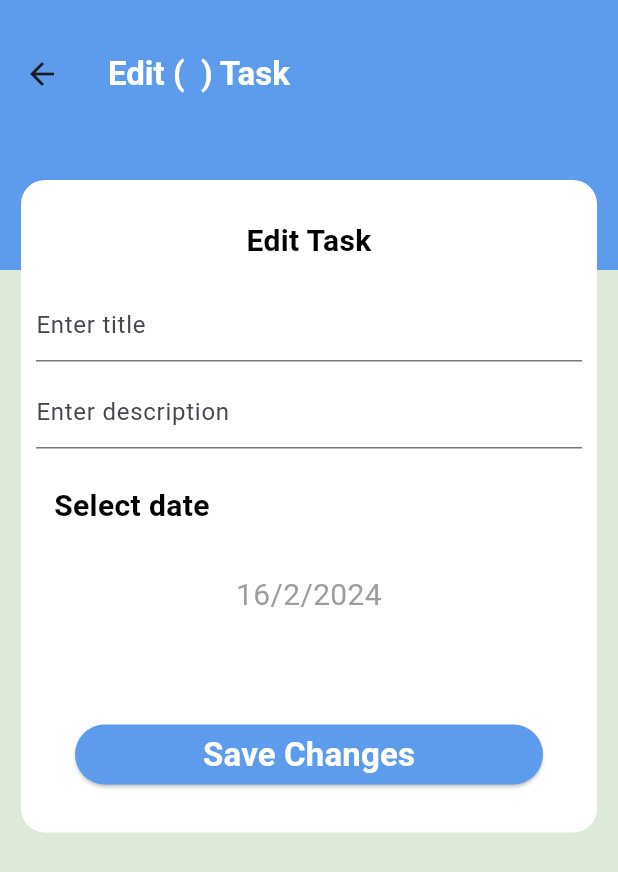
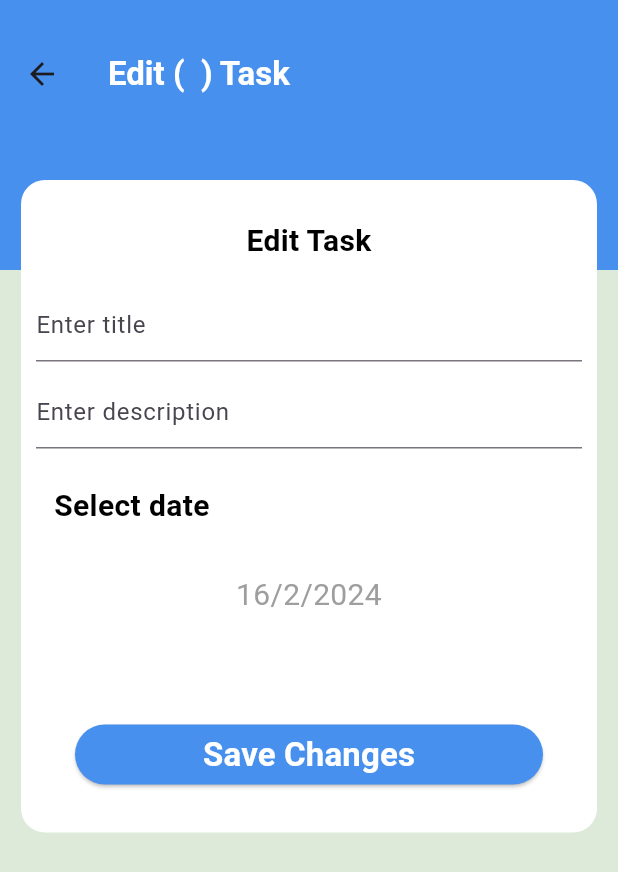
Before and after one commit to yahyaabdulaziz/todo, a Flutter app: the EditScreen screen opened directly with empty values, on a phone screen of 412 x 824 dp. Shown: the top 872 px of the screen. Run offline on Flutter 3.47's test engine with Material 3 defaults, Android fonts, the phone set to English and light mode, and no system bars; our stand-ins replace calendar_timeline, cloud_firestore, firebase_auth, firebase_core, flutter_slidable; accounts and stored records are empty.

Commit message:
Updating Todos App without settingScreen

```diff
--- a/analysis_options.yaml
+++ b/analysis_options.yaml
@@ -21,8 +21,8 @@ linter:
   # `// ignore_for_file: name_of_lint` syntax on the line or in the file
   # producing the lint.
   rules:
-    # avoid_print: false  # Uncomment to disable the `avoid_print` rule
-    # prefer_single_quotes: true  # Uncomment to enable the `prefer_single_quotes` rule
+  # avoid_print: false  # Uncomment to disable the `avoid_print` rule
+  # prefer_single_quotes: true  # Uncomment to enable the `prefer_single_quotes` rule
 
 # Additional information about this file can be found at
 # https://dart.dev/guides/language/analysis-options
--- a/lib/main.dart
+++ b/lib/main.dart
@@ -1,4 +1,5 @@
 import 'package:cloud_firestore/cloud_firestore.dart';
+import 'package:firebase_core/firebase_core.dart';
 import 'package:flutter/material.dart';
 import 'package:provider/provider.dart';
 import 'package:todo/ui/providers/list_provider.dart';
@@ -7,7 +8,6 @@ import 'package:todo/ui/screens/auth/register/register_screen.dart';
 import 'package:todo/ui/screens/home/home_screen.dart';
 import 'package:todo/ui/screens/splash/splash_screen.dart';
 import 'package:todo/ui/utilities/app_theme.dart';
-import 'package:firebase_core/firebase_core.dart';
 
 import 'ui/screens/edit/edit_screen.dart';
 
@@ -15,7 +15,7 @@ void main() async {
   WidgetsFlutterBinding.ensureInitialized();
   await Firebase.initializeApp();
   FirebaseFirestore.instance.settings =
-      Settings(cacheSizeBytes: Settings.CACHE_SIZE_UNLIMITED);
+      const Settings(cacheSizeBytes: Settings.CACHE_SIZE_UNLIMITED);
 
   /// to enable network with firestore
   //await FirebaseFirestore.instance.disableNetwork();
@@ -33,6 +33,7 @@ class MyApp extends StatelessWidget {
   @override
   Widget build(BuildContext context) {
     return MaterialApp(
+      debugShowCheckedModeBanner: false,
       theme: AppTheme.lightTheme,
       routes: {
         SplashScreen.routeName: (_) => SplashScreen(),
--- a/lib/ui/screens/edit/edit_screen.dart
+++ b/lib/ui/screens/edit/edit_screen.dart
@@ -5,8 +5,6 @@ import 'package:todo/ui/providers/list_provider.dart';
 import 'package:todo/ui/screens/home/home_screen.dart';
 import 'package:todo/ui/utilities/app_colors.dart';
 import 'package:todo/ui/utilities/app_theme.dart';
-
-import '../widget/my_text_field.dart';
 
 class EditScreen extends StatefulWidget {
   static const String routeName = "editTaskScreen";
@@ -31,7 +29,7 @@ class _EditScreenState extends State<EditScreen> {
           Column(
             children: [
               AppBar(
-                flexibleSpace: SizedBox(height: 180),
+                flexibleSpace: const SizedBox(height: 180),
                 backgroundColor: AppColors.primary,
                 toolbarHeight: MediaQuery.of(context).size.height * .12,
                 title: Text(
@@ -42,8 +40,8 @@ class _EditScreenState extends State<EditScreen> {
             ],
           ),
           Container(
-              margin: EdgeInsets.only(top: 120, left: 14, right: 14),
-              padding: EdgeInsets.symmetric(vertical: 10, horizontal: 10),
+              margin: const EdgeInsets.only(top: 120, left: 14, right: 14),
+              padding: const EdgeInsets.symmetric(vertical: 10, horizontal: 10),
               decoration: BoxDecoration(
                 borderRadius: BorderRadius.circular(16),
                 color: Colors.white,
@@ -66,7 +64,8 @@ class _EditScreenState extends State<EditScreen> {
                     ),
                     TextFormField(
                       initialValue: model.title,
-                      decoration: InputDecoration(hintText: "Enter title "),
+                      decoration:
+                          const InputDecoration(hintText: "Enter title "),
                       onChanged: (value) {
                         model.title = value;
                       },
@@ -80,13 +79,13 @@ class _EditScreenState extends State<EditScreen> {
                         model.description = value;
                       },
                       decoration:
-                          InputDecoration(hintText: "Enter description "),
+                          const InputDecoration(hintText: "Enter description "),
                     ),
                     const SizedBox(
                       height: 24,
                     ),
                     Container(
-                      margin: EdgeInsets.only(left: 12),
+                      margin: const EdgeInsets.only(left: 12),
                       child: Text(
                         "Select date",
                         textAlign: TextAlign.start,
@@ -112,10 +111,10 @@ class _EditScreenState extends State<EditScreen> {
                       height: 50,
                     ),
                     Container(
-                      margin:
-                          EdgeInsets.symmetric(vertical: 10, horizontal: 12),
-                      padding:
-                          EdgeInsets.symmetric(vertical: 8, horizontal: 14),
+                      margin: const EdgeInsets.symmetric(
+                          vertical: 10, horizontal: 12),
+                      padding: const EdgeInsets.symmetric(
+                          vertical: 8, horizontal: 14),
                       child: ElevatedButton(
                           onPressed: () {
                             listprovider.updateTask(model);
@@ -145,7 +144,7 @@ class _EditScreenState extends State<EditScreen> {
             context: context,
             initialDate: todosModel.date,
             firstDate: todosModel.date,
-            lastDate: DateTime.now().add(Duration(days: 365))) ??
+            lastDate: DateTime.now().add(const Duration(days: 365))) ??
         todosModel.date;
     setState(() {});
   }
--- a/lib/ui/screens/home/tabs/tasks_list/todo_widget.dart
+++ b/lib/ui/screens/home/tabs/tasks_list/todo_widget.dart
@@ -1,5 +1,6 @@
 import 'package:cloud_firestore/cloud_firestore.dart';
 import 'package:flutter/material.dart';
+import 'package:flutter_slidable/flutter_slidable.dart';
 import 'package:provider/provider.dart';
 import 'package:todo/model/app_user.dart';
 import 'package:todo/model/tododm.dart';
@@ -7,7 +8,6 @@ import 'package:todo/ui/providers/list_provider.dart';
 import 'package:todo/ui/screens/edit/edit_screen.dart';
 import 'package:todo/ui/utilities/app_colors.dart';
 import 'package:todo/ui/utilities/app_theme.dart';
-import 'package:flutter_slidable/flutter_slidable.dart';
 
 class TodoWidget extends StatelessWidget {
   final TodosModel todosmodel;
@@ -25,7 +25,7 @@ class TodoWidget extends StatelessWidget {
       },
       child: Container(
         decoration: BoxDecoration(
-          color: AppColors.white,
+          color: AppColors.grey,
           borderRadius: BorderRadius.circular(24),
         ),
         margin: const EdgeInsets.symmetric(vertical: 20, horizontal: 16),
--- a/lib/ui/screens/splash/splash_screen.dart
+++ b/lib/ui/screens/splash/splash_screen.dart
@@ -14,7 +14,7 @@ class SplashScreen extends StatefulWidget {
 class _SplashScreenState extends State<SplashScreen> {
   @override
   void initState() {
-    Future.delayed(const Duration(seconds: 4), () {
+    Future.delayed(const Duration(seconds: 3), () {
       Navigator.pushNamed(context, HomeScreen.roueName);
     });
 
--- a/lib/ui/utilities/app_colors.dart
+++ b/lib/ui/utilities/app_colors.dart
@@ -1,7 +1,7 @@
 import 'package:flutter/material.dart';
 
 abstract class AppColors {
-  static const Color primary = Color(0xff5D9CEC);
+  static const Color primary = Color(0xff4790ee);
   static const Color accent = Color(0xffddeada);
   static const Color white = Colors.white;
   static const Color black = Colors.black;
@@ -10,5 +10,5 @@ abstract class AppColors {
   static const Color accentDark = Color(0xff1e1e1f);
   static const Color lighBlack = Color(0xff363636);
   static const Color grey = Color(0xffC8C9CB);
-  static const Color selectedColor = Color(0xff61E757);
+  static const Color selectedColor = Colors.yellow;
 }
--- a/lib/ui/utilities/app_theme.dart
+++ b/lib/ui/utilities/app_theme.dart
@@ -2,8 +2,8 @@ import 'package:flutter/material.dart';
 import 'package:todo/ui/utilities/app_colors.dart';
 
 abstract class AppTheme {
-  static const TextStyle appBarTextStyle =
-      TextStyle(fontWeight: FontWeight.bold, fontSize: 22, color: Colors.white);
+  static const TextStyle appBarTextStyle = TextStyle(
+      fontWeight: FontWeight.bold, fontSize: 22, color: AppColors.white);
 
   static const TextStyle textTitleTextStyle = TextStyle(
       fontWeight: FontWeight.bold, fontSize: 22, color: AppColors.primary);
@@ -46,6 +46,7 @@ abstract class AppTheme {
     ),
     scaffoldBackgroundColor: AppColors.accent,
     dividerTheme:
-          const DividerThemeData(thickness: 4, color: AppColors.primary));
+        const DividerThemeData(thickness: 4, color: AppColors.primary),
+  );
   static ThemeData darkTheme = ThemeData();
 }
--- a/lib/ui/utilities/dialog_utils.dart
+++ b/lib/ui/utilities/dialog_utils.dart
@@ -1,4 +1,3 @@
-import 'package:flutter/cupertino.dart';
 import 'package:flutter/material.dart';
 
 void showLoading(BuildContext context) {
```
Also changed, not shown: lib/ui/bottom_sheets/app_bottom_sheet.dart (+10 -7 lines), lib/ui/providers/list_provider.dart (+1 -9 lines), lib/ui/screens/auth/login/login_screen.dart (+9 -11 lines), lib/ui/screens/auth/register/register_screen.dart (+8 -13 lines), lib/ui/screens/home/home_screen.dart (+23 -9 lines), lib/ui/screens/home/tabs/tasks_list/list_tab.dart (+9 -8 lines), pubspec.yaml (+13 -27 lines), assets/images/todo_icon.png (added), pubspec.lock, 36 other files. Lines whose indentation alone changed are shown as unchanged.
